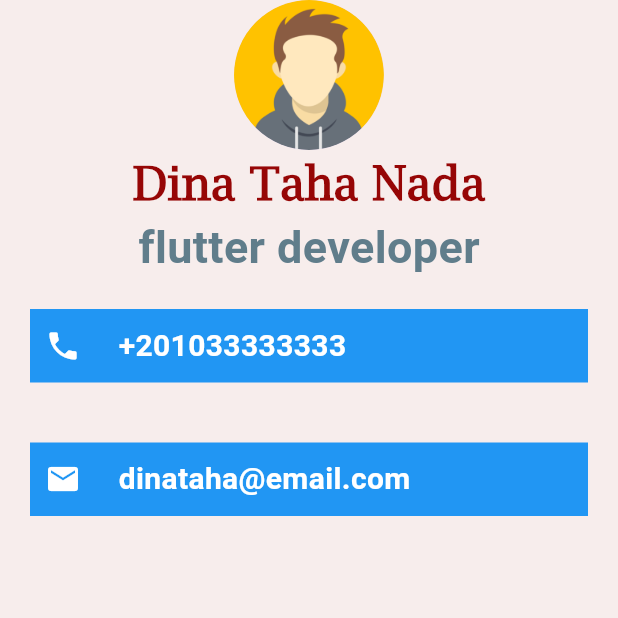
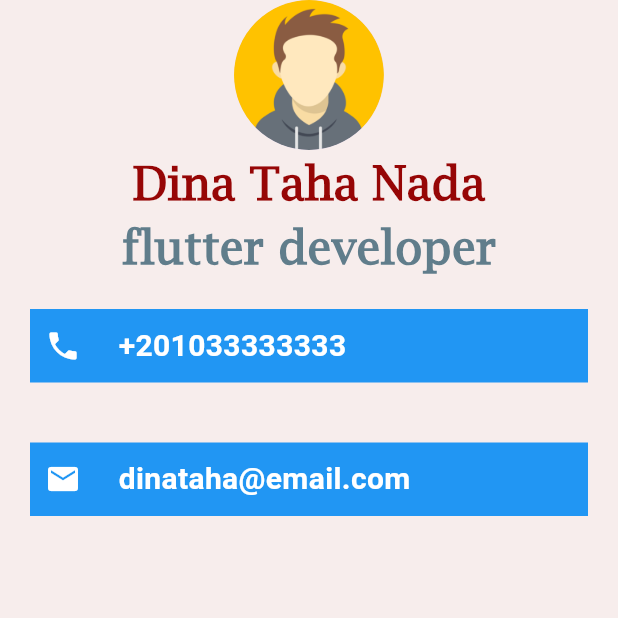
Before and after one commit to dinataha12/flutter_app, a Flutter app: the screen it shows after launch, on a phone screen of 412 x 824 dp, the top half of it. Run offline on Flutter 3.47's test engine with Material 3 defaults, Android fonts, the phone set to English and light mode, and no system bars.

Commit message:
update flutter project

```diff
--- a/lib/main.dart
+++ b/lib/main.dart
@@ -8,17 +8,23 @@ class MyApp extends StatelessWidget {
   @override
   Widget build(BuildContext context) {
     return MaterialApp(
+      //هنا عملت ودجيت اسمها scaffold الودجيت دي بداخلها ودجيت اسمها safearea عشان ابعد عن البار اللي موجود في الفون من فوق
       home: Scaffold(
         backgroundColor: const Color.fromARGB(255, 247, 237, 236),
         body: SafeArea(
+          //هنا هخلي البيدج بتاعتي عباره عن عمود العمود ده مكون من صورة بروفايل تحته اسمي التايتل بتاعي
+          //
             child: Column(
+              //وكنت عايزه اسال برضو هنا علي حتت ان احط محتوي العمود في ال center والا بنعمل ابعاد افضل انا هسرش برضو عن الموضوع بس عاوزه اعرف رايك واي الافضل
           children: [
             CircleAvatar(
                 radius: 50,
+                //هنا انا انشأت فولدر سميته images وبحط فيه الصور اللي هحتاجها ورحت علي ملف pubspec.yaml عرفته هناك عشان فلاتر يقدر يستوعب الموضوع ويوصل للصور
                 backgroundImage: AssetImage("images/PersonalImage.png")),
             Text(
               "Dina Taha Nada",
               style: TextStyle(
+                //هنا انا انشات فولدر للفونت وعرفته برضو في ملف اليامل زي الصور بس انا مش متأكدا انا كريته صح والا مسمعش محتاجه حضرتك تشوفه كدا معلش
                 fontFamily: 'LucidaBrightRegular',
                 fontSize: 30,
                 color: const Color.fromARGB(255, 150, 6, 6),
@@ -28,6 +34,7 @@ class MyApp extends StatelessWidget {
             Text(
               'flutter developer',
               style: TextStyle(
+                fontFamily: 'LucidaBrightRegular',
                 color: Colors.blueGrey,
                 fontWeight: FontWeight.bold,
                 fontSize: 30,
@@ -36,6 +43,7 @@ class MyApp extends StatelessWidget {
               ),
 
             ),
+            //الكونتينر ده عباره عن ايقون تلفون + رقم الفون
             Container(
               color: Colors.blue,
               margin: EdgeInsets.all(20),
@@ -58,6 +66,7 @@ class MyApp extends StatelessWidget {
 
               ),
             ),
+            //ويدجيت لايقون ايميل + اسم الايميل
             Container(
               color: Colors.blue,
               margin: EdgeInsets.all(20),
```
